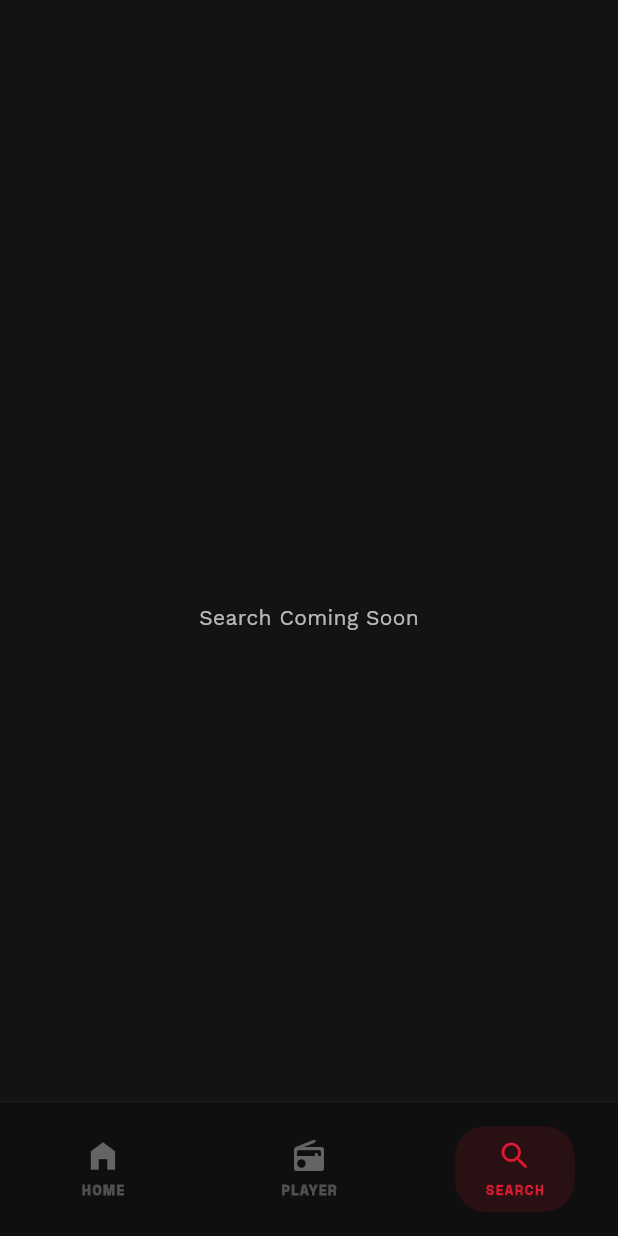
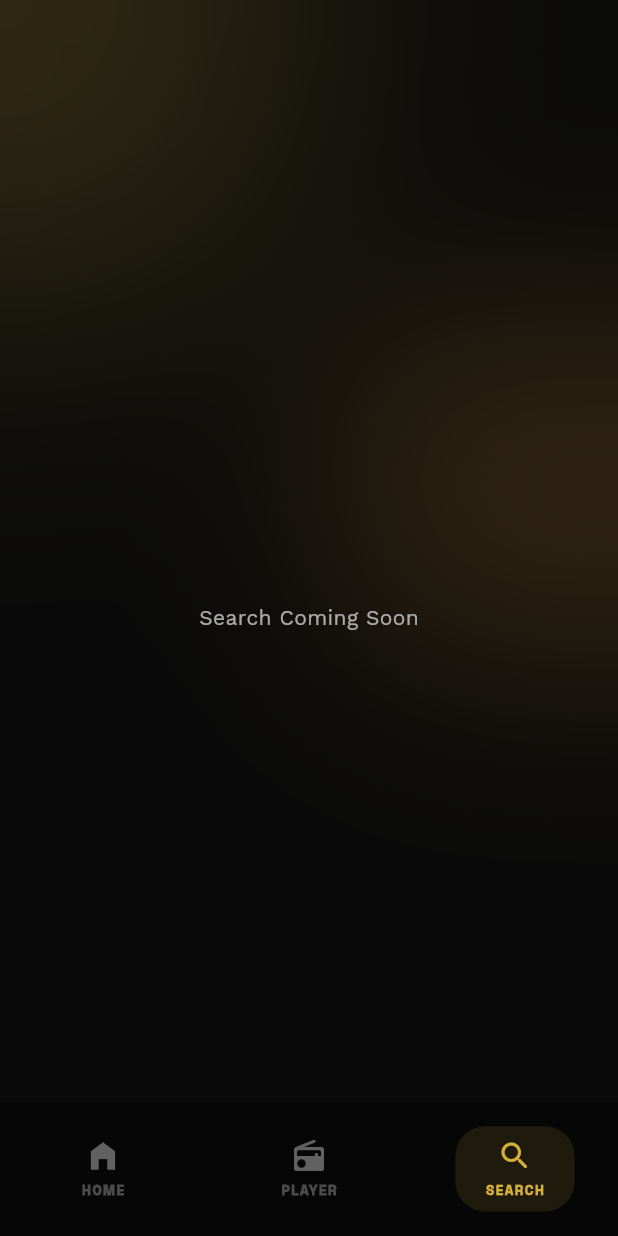
Before and after one commit to rudraarxx/rfm, a Flutter app: the screen it shows after launch, item 3 of the bottom bar chosen, on a phone screen of 412 x 824 dp. Run offline on Flutter 3.47's test engine with Material 3 defaults, Android fonts, the phone set to English and light mode, and no system bars; our stand-ins replace audio_service, flutter_riverpod, google_fonts, just_audio, lucide_icons, rxdart and 2 more; network calls fail; statements that could not run were skipped.

Commit message:
feat(mobile): overhaul UI for web parity with high-end brass and glass aesthetic

```diff
--- a/rfm_mobile/lib/core/theme/rfm_theme.dart
+++ b/rfm_mobile/lib/core/theme/rfm_theme.dart
@@ -2,26 +2,22 @@ import 'package:flutter/material.dart';
 import 'package:google_fonts/google_fonts.dart';
 
 class RFMTheme {
-  // Brand Colors
-  static const Color surface = Color(0xFF131313);
-  static const Color surfaceContainerLowest = Color(0xFF0E0E0E);
-  static const Color surfaceContainerLow = Color(0xFF1A1A1A);
-  static const Color surfaceContainerHigh = Color(0xFF2A2A2A);
+  // Brand Colors: Web Parity
+  static const Color surface = Color(0xFF0A0A0A);
+  static const Color surfaceContainerLowest = Color(0xFF050505);
+  static const Color surfaceContainerLow = Color(0xFF0F0F0F);
+  static const Color surfaceContainerHigh = Color(0xFF1A1A1A);
 
-  static const Color primary = Color(0xFFFFB3B0);
-  static const Color primaryContainer = Color(0xFFDA1A32);
-  static const Color onSurface = Color(0xFFE5E2E1);
-  static const Color outline = Color(0xFFAD8886);
+  static const Color primary = Color(0xFFD4AF37); // Brass
+  static const Color primaryContainer = Color(0xFFD4AF37);
+  static const Color accent = Color(0xFFFFB03B); // Amber
+  static const Color onSurface = Color(0xFFEAEAEA);
+  static const Color outline = Color(0xFF333333);
   static const Color pureWhite = Color(0xFFFFFFFF);
 
-  // Gradient helper
-  static const LinearGradient primaryGradient = LinearGradient(
-    begin: Alignment.topLeft,
-    end: Alignment.bottomRight,
-    colors: [primary, primaryContainer],
-    stops: [0.0, 1.0],
-    transform: GradientRotation(135 * 3.14159 / 180),
-  );
+  // Cinematic Background Blobs
+  static const Color blob1 = Color(0x33D4AF37); // Brass/20
+  static const Color blob2 = Color(0x26FFB03B); // Amber/15
 
   static ThemeData darkTheme = ThemeData(
     brightness: Brightness.dark,
@@ -30,8 +26,9 @@ class RFMTheme {
     colorScheme: const ColorScheme.dark(
       primary: primary,
       onPrimary: surface,
+      secondary: accent,
       primaryContainer: primaryContainer,
-      onPrimaryContainer: Colors.white,
+      onPrimaryContainer: Colors.black,
       surface: surface,
       onSurface: onSurface,
       surfaceContainerLowest: surfaceContainerLowest,
@@ -40,13 +37,14 @@ class RFMTheme {
       outline: outline,
     ),
 
-    // Typography: Technical Precision (Space Grotesk) vs Editorial Clarity (Work Sans)
+    // Typography: Matching Web's Font Scaling
     textTheme: TextTheme(
       displayLarge: GoogleFonts.spaceGrotesk(
-        fontSize: 57,
-        fontWeight: FontWeight.bold,
+        fontSize: 72,
+        fontWeight: FontWeight.w400,
         color: pureWhite,
-        letterSpacing: -0.02 * 57,
+        letterSpacing: -0.05 * 72,
+        height: 0.9,
       ),
       displayMedium: GoogleFonts.spaceGrotesk(
         fontSize: 45,
@@ -61,34 +59,34 @@ class RFMTheme {
         letterSpacing: -0.02 * 32,
       ),
       titleLarge: GoogleFonts.workSans(
-        fontSize: 22,
+        fontSize: 24,
         fontWeight: FontWeight.w600,
         color: onSurface,
-        height: 1.4,
+        height: 1.2,
       ),
       bodyLarge: GoogleFonts.workSans(
         fontSize: 16,
         fontWeight: FontWeight.normal,
         color: onSurface,
-        height: 1.6,
+        height: 1.5,
       ),
       bodyMedium: GoogleFonts.workSans(
         fontSize: 14,
         fontWeight: FontWeight.normal,
-        color: onSurface.withOpacity(0.8),
+        color: onSurface.withOpacity(0.7),
         height: 1.5,
       ),
       labelSmall: GoogleFonts.spaceGrotesk(
-        fontSize: 11,
+        fontSize: 10,
         fontWeight: FontWeight.w900,
         color: primary,
-        letterSpacing: 1.5,
+        letterSpacing: 2.5,
       ),
     ),
 
-    // Component Themes: Sharp Corners
-    cardTheme: const CardThemeData(
-      shape: RoundedRectangleBorder(borderRadius: BorderRadius.zero),
+    // Component Themes: Rounded & Glass-aligned
+    cardTheme: CardThemeData(
+      shape: RoundedRectangleBorder(borderRadius: BorderRadius.circular(24)),
       color: surfaceContainerLow,
       elevation: 0,
     ),
@@ -96,30 +94,31 @@ class RFMTheme {
     elevatedButtonTheme: ElevatedButtonThemeData(
       style: ElevatedButton.styleFrom(
         backgroundColor: primaryContainer,
-        foregroundColor: Colors.white,
-        shape: const RoundedRectangleBorder(borderRadius: BorderRadius.zero),
-        textStyle: GoogleFonts.spaceGrotesk(fontWeight: FontWeight.bold),
+        foregroundColor: Colors.black,
+        shape: RoundedRectangleBorder(borderRadius: BorderRadius.circular(30)),
+        padding: const EdgeInsets.symmetric(horizontal: 24, vertical: 12),
+        textStyle: GoogleFonts.spaceGrotesk(fontWeight: FontWeight.w900, fontSize: 12, letterSpacing: 1),
       ),
     ),
 
     inputDecorationTheme: InputDecorationTheme(
       filled: true,
       fillColor: surfaceContainerHigh,
-      border: const UnderlineInputBorder(
-        borderSide: BorderSide(color: outline, width: 2),
-        borderRadius: BorderRadius.zero,
+      border: OutlineInputBorder(
+        borderSide: const BorderSide(color: outline),
+        borderRadius: BorderRadius.circular(20),
       ),
-      enabledBorder: const UnderlineInputBorder(
-        borderSide: BorderSide(color: outline, width: 2),
-        borderRadius: BorderRadius.zero,
+      enabledBorder: OutlineInputBorder(
+        borderSide: BorderSide(color: outline.withOpacity(0.5)),
+        borderRadius: BorderRadius.circular(20),
       ),
-      focusedBorder: const UnderlineInputBorder(
-        borderSide: BorderSide(color: primary, width: 2),
-        borderRadius: BorderRadius.zero,
+      focusedBorder: OutlineInputBorder(
+        borderSide: const BorderSide(color: primary),
+        borderRadius: BorderRadius.circular(20),
       ),
-      labelStyle: GoogleFonts.spaceGrotesk(color: outline),
+      labelStyle: GoogleFonts.spaceGrotesk(color: onSurface.withOpacity(0.4)),
     ),
   );
 
-  static ThemeData lightTheme = darkTheme; // Defaulting to dark for The Machinist aesthetic
+  static ThemeData lightTheme = darkTheme;
 }
--- a/rfm_mobile/lib/presentation/screens/dashboard_screen.dart
+++ b/rfm_mobile/lib/presentation/screens/dashboard_screen.dart
@@ -37,6 +37,40 @@ class _DashboardScreenState extends State<DashboardScreen> {
           backgroundColor: RFMTheme.surface,
           body: Stack(
             children: [
+              // Cinematic Background Blobs (Simulated)
+              Positioned(
+                top: -100,
+                left: -100,
+                child: Container(
+                  width: 300,
+                  height: 300,
+                  decoration: const BoxDecoration(
+                    color: RFMTheme.blob1,
+                    shape: BoxShape.circle,
+                  ),
+                  child: BackdropFilter(
+                    filter: ImageFilter.blur(sigmaX: 80, sigmaY: 80),
+                    child: Container(color: Colors.transparent),
+                  ),
+                ),
+              ),
+              Positioned(
+                top: 200,
+                right: -50,
+                child: Container(
+                  width: 250,
+                  height: 250,
+                  decoration: const BoxDecoration(
+                    color: RFMTheme.blob2,
+                    shape: BoxShape.circle,
+                  ),
+                  child: BackdropFilter(
+                    filter: ImageFilter.blur(sigmaX: 70, sigmaY: 70),
+                    child: Container(color: Colors.transparent),
+                  ),
+                ),
+              ),
+
               // Main Scrollable Content
               SafeArea(
                 child: IndexedStack(
@@ -46,47 +80,72 @@ class _DashboardScreenState extends State<DashboardScreen> {
                     CustomScrollView(
                       physics: const BouncingScrollPhysics(),
                       slivers: [
-                        // Editorial App Bar (Asymmetrical)
+                        // Web-style App Bar
                         SliverToBoxAdapter(
                           child: Padding(
-                            padding: const EdgeInsets.symmetric(horizontal: 24, vertical: 24),
+                            padding: const EdgeInsets.symmetric(horizontal: 24, vertical: 32),
+                            child: Column(
+                              children: [
+                                // Animated Badge (Live Pulse)
+                                Container(
+                                  padding: const EdgeInsets.symmetric(horizontal: 16, vertical: 8),
+                                  decoration: BoxDecoration(
+                                    color: RFMTheme.primary.withOpacity(0.05),
+                                    borderRadius: BorderRadius.circular(30),
+                                    border: Border.all(
+                                      color: RFMTheme.primary.withOpacity(0.1),
+                                      width: 0.5,
+                                    ),
+                                  ),
                                   child: Row(
-                              mainAxisAlignment: MainAxisAlignment.spaceBetween,
-                              crossAxisAlignment: CrossAxisAlignment.center,
+                                    mainAxisSize: MainAxisSize.min,
                                     children: [
-                                Row(
-                                  children: [
-                                    const Icon(
-                                      Icons.equalizer_rounded,
-                                      color: RFMTheme.primaryContainer,
-                                      size: 24,
+                                      Container(
+                                        width: 6,
+                                        height: 6,
+                                        decoration: const BoxDecoration(
+                                          color: RFMTheme.accent,
+                                          shape: BoxShape.circle,
+                                          boxShadow: [
+                                            BoxShadow(
+                                              color: RFMTheme.accent,
+                                              blurRadius: 4,
                                             ),
-                                    const SizedBox(width: 12),
-                                    Text(
-                                      'THE MACHINIST',
-                                      style: Theme.of(context).textTheme.headlineLarge?.copyWith(
-                                            fontSize: 20,
-                                            letterSpacing: 1,
+                                          ],
+                                        ),
+                                      ),
+                                      const SizedBox(width: 10),
+                                      const Text(
+                                        'LIVE NAGPUR PULSE',
+                                        style: TextStyle(
+                                          fontSize: 9,
+                                          fontWeight: FontWeight.w900,
+                                          letterSpacing: 2.5,
+                                          color: RFMTheme.primary,
                                         ),
                                       ),
                                     ],
                                   ),
-                                GestureDetector(
-                                  onTap: () {
-                                    // Profile or Settings Action
-                                  },
-                                  child: Container(
-                                    width: 48,
-                                    height: 48,
-                                    decoration: const BoxDecoration(
-                                      color: RFMTheme.surfaceContainerHigh,
-                                      borderRadius: BorderRadius.zero,
                                 ),
-                                    child: Icon(
-                                      Icons.person_outline_rounded,
-                                      color: RFMTheme.onSurface.withOpacity(0.4),
-                                      size: 24,
+                                const SizedBox(height: 32),
+                                // Hero Title
+                                RichText(
+                                  textAlign: TextAlign.center,
+                                  text: TextSpan(
+                                    children: [
+                                      TextSpan(
+                                        text: 'NAGPUR\n',
+                                        style: Theme.of(context).textTheme.displayLarge,
                                       ),
+                                      TextSpan(
+                                        text: 'PULSE.',
+                                        style: Theme.of(context).textTheme.displayLarge?.copyWith(
+                                          color: Colors.white10,
+                                          fontStyle: FontStyle.italic,
+                                          fontWeight: FontWeight.w200,
+                                        ),
+                                      ),
+                                    ],
                                   ),
                                 ),
                               ],
```
Also changed, not shown: rfm_mobile/lib/presentation/widgets/city_station_card.dart (+10 -10 lines), rfm_mobile/lib/presentation/widgets/hero_station_card.dart (+89 -113 lines), rfm_mobile/lib/presentation/widgets/section_header.dart (+9 -8 lines). Lines whose indentation alone changed are shown as unchanged.
